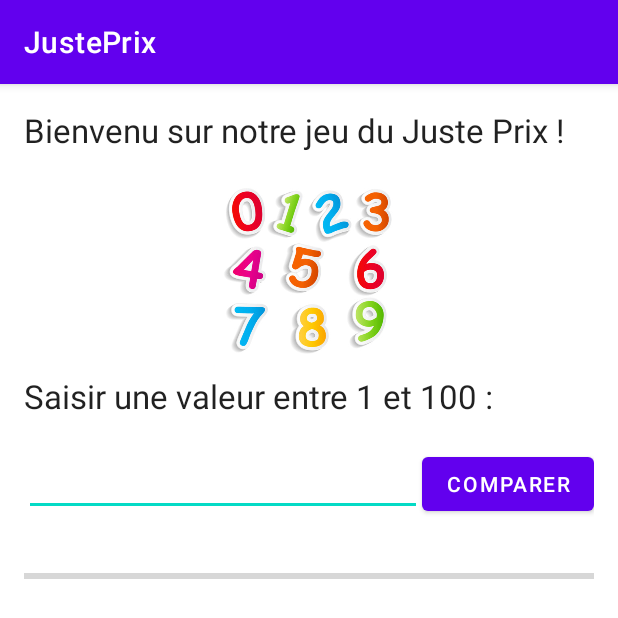
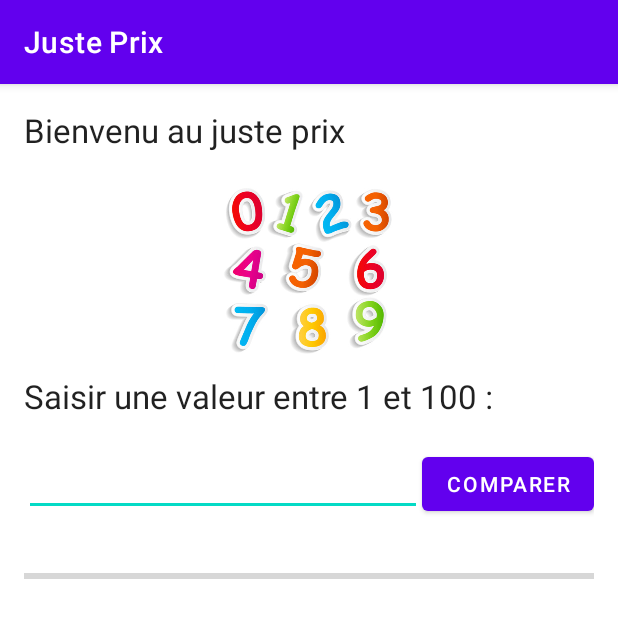
Before and after one commit to ahmedkeceli/Android-JustePrix, an Android app: the screen it shows after launch (MainActivity), on a phone screen of 412 x 824 dp. Shown: the top 618 px of the screen. Run offline under Robolectric (Android 15) with nearby library versions, the phone set to English and light mode, and no system bars.

Commit message:
Add xml for i18n

```diff
--- a/app/src/main/res/values/strings.xml
+++ b/app/src/main/res/values/strings.xml
@@ -1,6 +1,12 @@
 <resources>
-    <string name="app_name">JustePrix</string>
-    <string name="txt_welcome">Bienvenu sur notre jeu du Juste Prix !</string>
+    <string name="app_name">Juste Prix</string>
+    <string name="txt_welcome">Bienvenu au juste prix</string>
     <string name="txt_rule">Saisir une valeur entre 1 et 100 :</string>
+    <string name="strGreater">Veuillez saisir une valeur plus grande.</string>
+    <string name="strLower">Veuillez saisir une valeur plus petite.</string>
+    <string name="strCongratulations">Félicitations</string>
+    <string name="strMessage">Félicitations, vous avez trouvé en %d coups. Voulez vous recommencer ?</string>
+    <string name="strNo">Non</string>
     <string name="txtButton">Comparer</string>
+    <string name="strYes">Oui</string>
 </resources>
```
Also changed, not shown: 1 other file.
